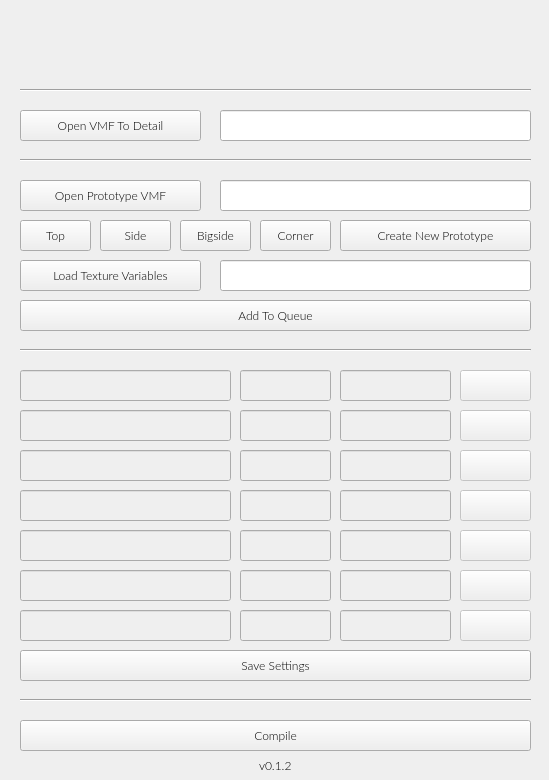
Before: the Qt Designer form gui.ui in Gerb-24/Element-Detailer, drawn with Qt 5.
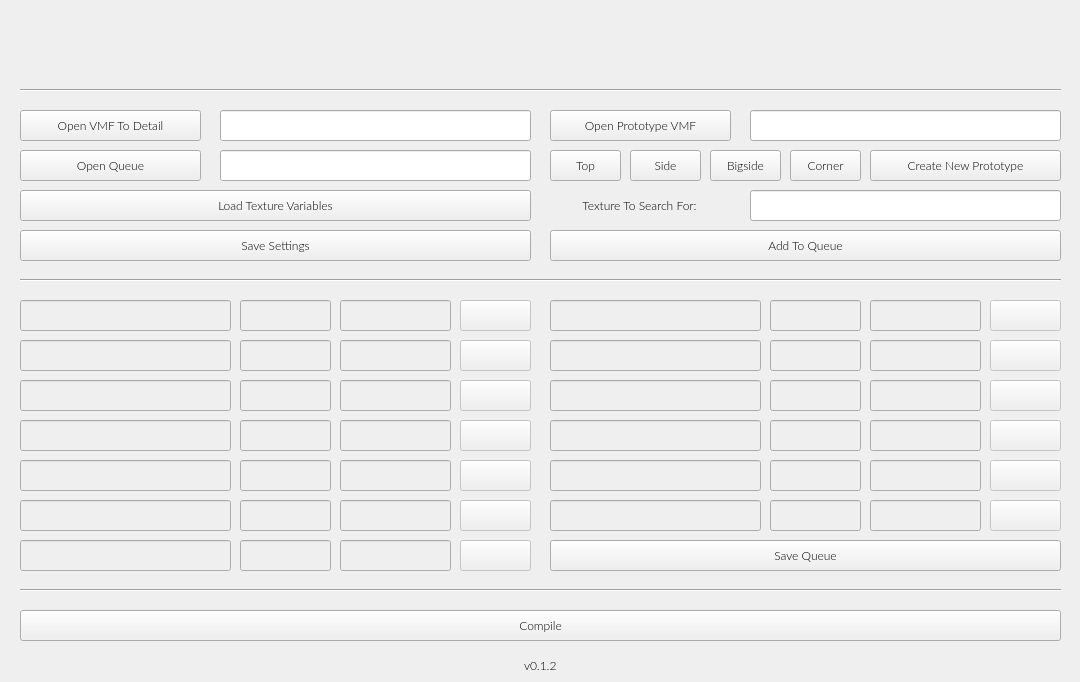
After: the same form once the commit is applied. Icons and pictures are not drawn.

The edit to the form file:
```diff
--- a/gui.ui
+++ b/gui.ui
@@ -6,8 +6,8 @@
    <rect>
     <x>0</x>
     <y>0</y>
-    <width>549</width>
-    <height>780</height>
+    <width>1080</width>
+    <height>682</height>
    </rect>
   </property>
   <property name="font">
@@ -71,8 +71,8 @@
   <widget class="QPushButton" name="addBtn">
    <property name="geometry">
     <rect>
-     <x>20</x>
-     <y>300</y>
+     <x>550</x>
+     <y>230</y>
      <width>511</width>
      <height>31</height>
     </rect>
@@ -93,7 +93,7 @@
     <rect>
      <x>20</x>
      <y>80</y>
-     <width>511</width>
+     <width>1041</width>
      <height>21</height>
     </rect>
    </property>
@@ -112,7 +112,7 @@
     <rect>
      <x>0</x>
      <y>20</y>
-     <width>551</width>
+     <width>1081</width>
      <height>62</height>
     </rect>
    </property>
@@ -167,8 +167,8 @@
   <widget class="QPushButton" name="prototypeBtn">
    <property name="geometry">
     <rect>
-     <x>20</x>
-     <y>180</y>
+     <x>550</x>
+     <y>110</y>
      <width>181</width>
      <height>31</height>
     </rect>
@@ -186,8 +186,8 @@
   <widget class="QLineEdit" name="prototypeLe">
    <property name="geometry">
     <rect>
-     <x>220</x>
-     <y>180</y>
+     <x>750</x>
+     <y>110</y>
      <width>311</width>
      <height>31</height>
     </rect>
@@ -208,8 +208,8 @@
   <widget class="QLineEdit" name="textureLe">
    <property name="geometry">
     <rect>
-     <x>220</x>
-     <y>260</y>
+     <x>750</x>
+     <y>190</y>
      <width>311</width>
      <height>31</height>
     </rect>
@@ -227,8 +227,8 @@
   <widget class="QPushButton" name="topBtn">
    <property name="geometry">
     <rect>
-     <x>20</x>
-     <y>220</y>
+     <x>550</x>
+     <y>150</y>
      <width>71</width>
      <height>31</height>
     </rect>
@@ -246,8 +246,8 @@
   <widget class="QPushButton" name="sideBtn">
    <property name="geometry">
     <rect>
-     <x>100</x>
-     <y>220</y>
+     <x>630</x>
+     <y>150</y>
      <width>71</width>
      <height>31</height>
     </rect>
@@ -262,31 +262,12 @@
     <string>Side</string>
    </property>
   </widget>
-  <widget class="Line" name="line_3">
-   <property name="geometry">
-    <rect>
-     <x>20</x>
-     <y>150</y>
-     <width>511</width>
-     <height>21</height>
-    </rect>
-   </property>
-   <property name="font">
-    <font>
-     <family>Lato Light</family>
-     <pointsize>9</pointsize>
-    </font>
-   </property>
-   <property name="orientation">
-    <enum>Qt::Horizontal</enum>
-   </property>
-  </widget>
   <widget class="Line" name="line_5">
    <property name="geometry">
     <rect>
      <x>20</x>
-     <y>340</y>
-     <width>511</width>
+     <y>270</y>
+     <width>1041</width>
      <height>21</height>
     </rect>
    </property>
@@ -304,8 +285,8 @@
    <property name="geometry">
     <rect>
      <x>20</x>
-     <y>690</y>
-     <width>511</width>
+     <y>580</y>
+     <width>1041</width>
      <height>21</height>
     </rect>
    </property>
@@ -323,8 +304,8 @@
    <property name="geometry">
     <rect>
      <x>20</x>
-     <y>720</y>
-     <width>511</width>
+     <y>610</y>
+     <width>1041</width>
      <height>31</height>
     </rect>
    </property>
@@ -343,8 +324,8 @@
    <property name="geometry">
     <rect>
      <x>0</x>
-     <y>750</y>
-     <width>551</width>
+     <y>650</y>
+     <width>1081</width>
      <height>31</height>
     </rect>
    </property>
@@ -390,8 +371,8 @@
    </property>
    <property name="geometry">
     <rect>
-     <x>180</x>
-     <y>220</y>
+     <x>710</x>
+     <y>150</y>
      <width>71</width>
      <height>31</height>
     </rect>
@@ -412,8 +393,8 @@
    </property>
    <property name="geometry">
     <rect>
-     <x>260</x>
-     <y>220</y>
+     <x>790</x>
+     <y>150</y>
      <width>71</width>
      <height>31</height>
     </rect>
@@ -431,8 +412,8 @@
   <widget class="QPushButton" name="newPrototypeBtn">
    <property name="geometry">
     <rect>
-     <x>340</x>
-     <y>220</y>
+     <x>870</x>
+     <y>150</y>
      <width>191</width>
      <height>31</height>
     </rect>
@@ -451,8 +432,8 @@
    <property name="geometry">
     <rect>
      <x>20</x>
-     <y>260</y>
-     <width>181</width>
+     <y>190</y>
+     <width>511</width>
      <height>31</height>
     </rect>
    </property>
@@ -473,7 +454,7 @@
    <property name="geometry">
     <rect>
      <x>460</x>
-     <y>370</y>
+     <y>300</y>
      <width>71</width>
      <height>31</height>
     </rect>
@@ -496,7 +477,7 @@
    <property name="geometry">
     <rect>
      <x>20</x>
-     <y>370</y>
+     <y>300</y>
      <width>211</width>
      <height>31</height>
     </rect>
@@ -521,7 +502,7 @@
    <property name="geometry">
     <rect>
      <x>340</x>
-     <y>370</y>
+     <y>300</y>
      <width>111</width>
      <height>31</height>
     </rect>
@@ -546,7 +527,7 @@
    <property name="geometry">
     <rect>
      <x>20</x>
-     <y>410</y>
+     <y>340</y>
      <width>211</width>
      <height>31</height>
     </rect>
@@ -571,7 +552,7 @@
    <property name="geometry">
     <rect>
      <x>340</x>
-     <y>410</y>
+     <y>340</y>
      <width>111</width>
      <height>31</height>
     </rect>
@@ -596,7 +577,7 @@
    <property name="geometry">
     <rect>
      <x>460</x>
-     <y>410</y>
+     <y>340</y>
      <width>71</width>
      <height>31</height>
     </rect>
@@ -619,7 +600,7 @@
    <property name="geometry">
     <rect>
      <x>460</x>
-     <y>450</y>
+     <y>380</y>
      <width>71</width>
      <height>31</height>
     </rect>
@@ -642,7 +623,7 @@
    <property name="geometry">
     <rect>
      <x>20</x>
-     <y>450</y>
+     <y>380</y>
      <width>211</width>
      <height>31</height>
     </rect>
@@ -667,7 +648,7 @@
    <property name="geometry">
     <rect>
      <x>340</x>
-     <y>450</y>
+     <y>380</y>
      <width>111</width>
      <height>31</height>
     </rect>
@@ -692,7 +673,7 @@
    <property name="geometry">
     <rect>
      <x>20</x>
-     <y>490</y>
+     <y>420</y>
      <width>211</width>
      <height>31</height>
     </rect>
@@ -717,7 +698,7 @@
    <property name="geometry">
     <rect>
      <x>340</x>
-     <y>490</y>
+     <y>420</y>
      <width>111</width>
      <height>31</height>
     </rect>
@@ -742,7 +723,7 @@
    <property name="geometry">
     <rect>
      <x>460</x>
-     <y>490</y>
+     <y>420</y>
      <width>71</width>
      <height>31</height>
     </rect>
@@ -765,7 +746,7 @@
    <property name="geometry">
     <rect>
      <x>340</x>
-     <y>530</y>
+     <y>460</y>
      <width>111</width>
      <height>31</height>
     </rect>
@@ -790,7 +771,7 @@
    <property name="geometry">
     <rect>
      <x>20</x>
-     <y>530</y>
+     <y>460</y>
      <width>211</width>
      <height>31</height>
     </rect>
@@ -815,7 +796,7 @@
    <property name="geometry">
     <rect>
      <x>460</x>
-     <y>530</y>
+     <y>460</y>
      <width>71</width>
      <height>31</height>
     </rect>
@@ -838,7 +819,7 @@
    <property name="geometry">
     <rect>
      <x>20</x>
-     <y>570</y>
+     <y>500</y>
      <width>211</width>
      <height>31</height>
     </rect>
@@ -863,7 +844,7 @@
    <property name="geometry">
     <rect>
      <x>460</x>
-     <y>570</y>
+     <y>500</y>
      <width>71</width>
      <height>31</height>
     </rect>
@@ -886,7 +867,7 @@
    <property name="geometry">
     <rect>
      <x>340</x>
-     <y>570</y>
+     <y>500</y>
      <width>111</width>
      <height>31</height>
     </rect>
@@ -911,7 +892,7 @@
    <property name="geometry">
     <rect>
      <x>340</x>
-     <y>610</y>
+     <y>540</y>
      <width>111</width>
      <height>31</height>
     </rect>
@@ -936,7 +917,7 @@
    <property name="geometry">
     <rect>
      <x>460</x>
-     <y>610</y>
+     <y>540</y>
      <width>71</width>
      <height>31</height>
     </rect>
@@ -959,7 +940,7 @@
    <property name="geometry">
     <rect>
      <x>20</x>
-     <y>610</y>
+     <y>540</y>
      <width>211</width>
      <height>31</height>
     </rect>
@@ -984,7 +965,7 @@
    <property name="geometry">
     <rect>
      <x>240</x>
-     <y>370</y>
+     <y>300</y>
      <width>91</width>
      <height>31</height>
     </rect>
@@ -1009,7 +990,7 @@
    <property name="geometry">
     <rect>
      <x>240</x>
-     <y>410</y>
+     <y>340</y>
      <width>91</width>
      <height>31</height>
     </rect>
@@ -1034,7 +1015,7 @@
    <property name="geometry">
     <rect>
      <x>240</x>
-     <y>450</y>
+     <y>380</y>
      <width>91</width>
      <height>31</height>
     </rect>
@@ -1059,7 +1040,7 @@
    <property name="geometry">
     <rect>
      <x>240</x>
-     <y>490</y>
+     <y>420</y>
      <width>91</width>
      <height>31</height>
     </rect>
@@ -1084,7 +1065,7 @@
    <property name="geometry">
     <rect>
      <x>240</x>
-     <y>530</y>
+     <y>460</y>
      <width>91</width>
      <height>31</height>
     </rect>
@@ -1109,7 +1090,7 @@
    <property name="geometry">
     <rect>
      <x>240</x>
-     <y>570</y>
+     <y>500</y>
      <width>91</width>
      <height>31</height>
     </rect>
@@ -1134,7 +1115,7 @@
    <property name="geometry">
     <rect>
      <x>240</x>
-     <y>610</y>
+     <y>540</y>
      <width>91</width>
      <height>31</height>
     </rect>
@@ -1152,11 +1133,694 @@
     <bool>true</bool>
    </property>
   </widget>
+  <widget class="QPushButton" name="queueBtn">
+   <property name="geometry">
+    <rect>
+     <x>550</x>
+     <y>540</y>
+     <width>511</width>
+     <height>31</height>
+    </rect>
+   </property>
+   <property name="font">
+    <font>
+     <family>Lato Light</family>
+     <pointsize>9</pointsize>
+     <kerning>true</kerning>
+    </font>
+   </property>
+   <property name="text">
+    <string>Save Queue</string>
+   </property>
+  </widget>
+  <widget class="QLineEdit" name="methodLe_8">
+   <property name="enabled">
+    <bool>false</bool>
+   </property>
+   <property name="geometry">
+    <rect>
+     <x>770</x>
+     <y>300</y>
+     <width>91</width>
+     <height>31</height>
+    </rect>
+   </property>
+   <property name="font">
+    <font>
+     <family>Lato Light</family>
+     <pointsize>9</pointsize>
+    </font>
+   </property>
+   <property name="alignment">
+    <set>Qt::AlignCenter</set>
+   </property>
+   <property name="readOnly">
+    <bool>true</bool>
+   </property>
+  </widget>
+  <widget class="QLineEdit" name="prototypeLe_8">
+   <property name="enabled">
+    <bool>false</bool>
+   </property>
+   <property name="geometry">
+    <rect>
+     <x>550</x>
+     <y>300</y>
+     <width>211</width>
+     <height>31</height>
+    </rect>
+   </property>
+   <property name="font">
+    <font>
+     <family>Lato Light</family>
+     <pointsize>9</pointsize>
+    </font>
+   </property>
+   <property name="alignment">
+    <set>Qt::AlignCenter</set>
+   </property>
+   <property name="readOnly">
+    <bool>true</bool>
+   </property>
+  </widget>
+  <widget class="QLineEdit" name="textureLe_8">
+   <property name="enabled">
+    <bool>false</bool>
+   </property>
+   <property name="geometry">
+    <rect>
+     <x>870</x>
+     <y>300</y>
+     <width>111</width>
+     <height>31</height>
+    </rect>
+   </property>
+   <property name="font">
+    <font>
+     <family>Lato Light</family>
+     <pointsize>9</pointsize>
+    </font>
+   </property>
+   <property name="alignment">
+    <set>Qt::AlignCenter</set>
+   </property>
+   <property name="readOnly">
+    <bool>true</bool>
+   </property>
+  </widget>
+  <widget class="QPushButton" name="removeBtn_8">
+   <property name="enabled">
+    <bool>false</bool>
+   </property>
+   <property name="geometry">
+    <rect>
+     <x>990</x>
+     <y>300</y>
+     <width>71</width>
+     <height>31</height>
+    </rect>
+   </property>
+   <property name="font">
+    <font>
+     <family>Lato Light</family>
+     <pointsize>9</pointsize>
+     <kerning>true</kerning>
+    </font>
+   </property>
+   <property name="text">
+    <string/>
+   </property>
+  </widget>
+  <widget class="QPushButton" name="removeBtn_9">
+   <property name="enabled">
+    <bool>false</bool>
+   </property>
+   <property name="geometry">
+    <rect>
+     <x>990</x>
+     <y>340</y>
+     <width>71</width>
+     <height>31</height>
+    </rect>
+   </property>
+   <property name="font">
+    <font>
+     <family>Lato Light</family>
+     <pointsize>9</pointsize>
+     <kerning>true</kerning>
+    </font>
+   </property>
+   <property name="text">
+    <string/>
+   </property>
+  </widget>
+  <widget class="QLineEdit" name="methodLe_9">
+   <property name="enabled">
+    <bool>false</bool>
+   </property>
+   <property name="geometry">
+    <rect>
+     <x>770</x>
+     <y>340</y>
+     <width>91</width>
+     <height>31</height>
+    </rect>
+   </property>
+   <property name="font">
+    <font>
+     <family>Lato Light</family>
+     <pointsize>9</pointsize>
+    </font>
+   </property>
+   <property name="alignment">
+    <set>Qt::AlignCenter</set>
+   </property>
+   <property name="readOnly">
+    <bool>true</bool>
+   </property>
+  </widget>
+  <widget class="QLineEdit" name="prototypeLe_9">
+   <property name="enabled">
+    <bool>false</bool>
+   </property>
+   <property name="geometry">
+    <rect>
+     <x>550</x>
+     <y>340</y>
+     <width>211</width>
+     <height>31</height>
+    </rect>
+   </property>
+   <property name="font">
+    <font>
+     <family>Lato Light</family>
+     <pointsize>9</pointsize>
+    </font>
+   </property>
+   <property name="alignment">
+    <set>Qt::AlignCenter</set>
+   </property>
+   <property name="readOnly">
+    <bool>true</bool>
+   </property>
+  </widget>
+  <widget class="QLineEdit" name="textureLe_9">
+   <property name="enabled">
+    <bool>false</bool>
+   </property>
+   <property name="geometry">
+    <rect>
+     <x>870</x>
+     <y>340</y>
+     <width>111</width>
+     <height>31</height>
+    </rect>
+   </property>
+   <property name="font">
+    <font>
+     <family>Lato Light</family>
+     <pointsize>9</pointsize>
+    </font>
+   </property>
+   <property name="alignment">
+    <set>Qt::AlignCenter</set>
+   </property>
+   <property name="readOnly">
+    <bool>true</bool>
+   </property>
+  </widget>
+  <widget class="QLineEdit" name="textureLe_10">
+   <property name="enabled">
+    <bool>false</bool>
+   </property>
+   <property name="geometry">
+    <rect>
+     <x>870</x>
+     <y>380</y>
+     <width>111</width>
+     <height>31</height>
+    </rect>
+   </property>
+   <property name="font">
+    <font>
+     <family>Lato Light</family>
+     <pointsize>9</pointsize>
+    </font>
+   </property>
+   <property name="alignment">
+    <set>Qt::AlignCenter</set>
+   </property>
+   <property name="readOnly">
+    <bool>true</bool>
+   </property>
+  </widget>
+  <widget class="QLineEdit" name="methodLe_10">
+   <property name="enabled">
+    <bool>false</bool>
+   </property>
+   <property name="geometry">
+    <rect>
+     <x>770</x>
+     <y>380</y>
+     <width>91</width>
+     <height>31</height>
+    </rect>
+   </property>
+   <property name="font">
+    <font>
+     <family>Lato Light</family>
+     <pointsize>9</pointsize>
+    </font>
+   </property>
+   <property name="alignment">
+    <set>Qt::AlignCenter</set>
+   </property>
+   <property name="readOnly">
+    <bool>true</bool>
+   </property>
+  </widget>
+  <widget class="QPushButton" name="removeBtn_10">
+   <property name="enabled">
+    <bool>false</bool>
+   </property>
+   <property name="geometry">
+    <rect>
+     <x>990</x>
+     <y>380</y>
+     <width>71</width>
+     <height>31</height>
+    </rect>
+   </property>
+   <property name="font">
+    <font>
+     <family>Lato Light</family>
+     <pointsize>9</pointsize>
+     <kerning>true</kerning>
+    </font>
+   </property>
+   <property name="text">
+    <string/>
+   </property>
+  </widget>
+  <widget class="QLineEdit" name="prototypeLe_10">
+   <property name="enabled">
+    <bool>false</bool>
+   </property>
+   <property name="geometry">
+    <rect>
+     <x>550</x>
+     <y>380</y>
+     <width>211</width>
+     <height>31</height>
+    </rect>
+   </property>
+   <property name="font">
+    <font>
+     <family>Lato Light</family>
+     <pointsize>9</pointsize>
+    </font>
+   </property>
+   <property name="alignment">
+    <set>Qt::AlignCenter</set>
+   </property>
+   <property name="readOnly">
+    <bool>true</bool>
+   </property>
+  </widget>
+  <widget class="QLineEdit" name="prototypeLe_11">
+   <property name="enabled">
+    <bool>false</bool>
+   </property>
+   <property name="geometry">
+    <rect>
+     <x>550</x>
+     <y>420</y>
+     <width>211</width>
+     <height>31</height>
+    </rect>
+   </property>
+   <property name="font">
+    <font>
+     <family>Lato Light</family>
+     <pointsize>9</pointsize>
+    </font>
+   </property>
+   <property name="alignment">
+    <set>Qt::AlignCenter</set>
+   </property>
+   <property name="readOnly">
+    <bool>true</bool>
+   </property>
+  </widget>
+  <widget class="QLineEdit" name="methodLe_11">
+   <property name="enabled">
+    <bool>false</bool>
+   </property>
+   <property name="geometry">
+    <rect>
+     <x>770</x>
+     <y>420</y>
+     <width>91</width>
+     <height>31</height>
+    </rect>
+   </property>
+   <property name="font">
+    <font>
+     <family>Lato Light</family>
+     <pointsize>9</pointsize>
+    </font>
+   </property>
+   <property name="alignment">
+    <set>Qt::AlignCenter</set>
+   </property>
+   <property name="readOnly">
+    <bool>true</bool>
+   </property>
+  </widget>
+  <widget class="QPushButton" name="removeBtn_11">
+   <property name="enabled">
+    <bool>false</bool>
+   </property>
+   <property name="geometry">
+    <rect>
+     <x>990</x>
+     <y>420</y>
+     <width>71</width>
+     <height>31</height>
+    </rect>
+   </property>
+   <property name="font">
+    <font>
+     <family>Lato Light</family>
+     <pointsize>9</pointsize>
+     <kerning>true</kerning>
+    </font>
+   </property>
+   <property name="text">
+    <string/>
+   </property>
+  </widget>
+  <widget class="QLineEdit" name="textureLe_11">
+   <property name="enabled">
+    <bool>false</bool>
+   </property>
+   <property name="geometry">
+    <rect>
+     <x>870</x>
+     <y>420</y>
+     <width>111</width>
+     <height>31</height>
+    </rect>
+   </property>
+   <property name="font">
+    <font>
+     <family>Lato Light</family>
+     <pointsize>9</pointsize>
+    </font>
+   </property>
+   <property name="alignment">
+    <set>Qt::AlignCenter</set>
+   </property>
+   <property name="readOnly">
+    <bool>true</bool>
+   </property>
+  </widget>
+  <widget class="QLineEdit" name="textureLe_12">
+   <property name="enabled">
+    <bool>false</bool>
+   </property>
+   <property name="geometry">
+    <rect>
+     <x>870</x>
+     <y>460</y>
+     <width>111</width>
+     <height>31</height>
+    </rect>
+   </property>
+   <property name="font">
+    <font>
+     <family>Lato Light</family>
+     <pointsize>9</pointsize>
+    </font>
+   </property>
+   <property name="alignment">
+    <set>Qt::AlignCenter</set>
+   </property>
+   <property name="readOnly">
+    <bool>true</bool>
+   </property>
+  </widget>
+  <widget class="QLineEdit" name="methodLe_12">
+   <property name="enabled">
+    <bool>false</bool>
+   </property>
+   <property name="geometry">
+    <rect>
+     <x>770</x>
+     <y>460</y>
+     <width>91</width>
+     <height>31</height>
+    </rect>
+   </property>
+   <property name="font">
+    <font>
+     <family>Lato Light</family>
+     <pointsize>9</pointsize>
+    </font>
+   </property>
+   <property name="alignment">
+    <set>Qt::AlignCenter</set>
+   </property>
+   <property name="readOnly">
+    <bool>true</bool>
+   </property>
+  </widget>
+  <widget class="QLineEdit" name="prototypeLe_12">
+   <property name="enabled">
+    <bool>false</bool>
+   </property>
+   <property name="geometry">
+    <rect>
+     <x>550</x>
+     <y>460</y>
+     <width>211</width>
+     <height>31</height>
+    </rect>
+   </property>
+   <property name="font">
+    <font>
+     <family>Lato Light</family>
+     <pointsize>9</pointsize>
+    </font>
+   </property>
+   <property name="alignment">
+    <set>Qt::AlignCenter</set>
+   </property>
+   <property name="readOnly">
+    <bool>true</bool>
+   </property>
+  </widget>
+  <widget class="QPushButton" name="removeBtn_12">
+   <property name="enabled">
+    <bool>false</bool>
+   </property>
+   <property name="geometry">
+    <rect>
+     <x>990</x>
+     <y>460</y>
+     <width>71</width>
+     <height>31</height>
+    </rect>
+   </property>
+   <property name="font">
+    <font>
+     <family>Lato Light</family>
+     <pointsize>9</pointsize>
+     <kerning>true</kerning>
+    </font>
+   </property>
+   <property name="text">
+    <string/>
+   </property>
+  </widget>
+  <widget class="QPushButton" name="removeBtn_13">
+   <property name="enabled">
+    <bool>false</bool>
+   </property>
+   <property name="geometry">
+    <rect>
+     <x>990</x>
+     <y>500</y>
+     <width>71</width>
+     <height>31</height>
+    </rect>
+   </property>
+   <property name="font">
+    <font>
+     <family>Lato Light</family>
+     <pointsize>9</pointsize>
+     <kerning>true</kerning>
+    </font>
+   </property>
+   <property name="text">
+    <string/>
+   </property>
+  </widget>
+  <widget class="QLineEdit" name="methodLe_13">
+   <property name="enabled">
+    <bool>false</bool>
+   </property>
+   <property name="geometry">
+    <rect>
+     <x>770</x>
+     <y>500</y>
+     <width>91</width>
+     <height>31</height>
+    </rect>
+   </property>
+   <property name="font">
+    <font>
+     <family>Lato Light</family>
+     <pointsize>9</pointsize>
+    </font>
+   </property>
+   <property name="alignment">
+    <set>Qt::AlignCenter</set>
+   </property>
+   <property name="readOnly">
+    <bool>true</bool>
+   </property>
+  </widget>
+  <widget class="QLineEdit" name="prototypeLe_13">
+   <property name="enabled">
+    <bool>false</bool>
+   </property>
+   <property name="geometry">
+    <rect>
+     <x>550</x>
+     <y>500</y>
+     <width>211</width>
+     <height>31</height>
+    </rect>
+   </property>
+   <property name="font">
+    <font>
+     <family>Lato Light</family>
+     <pointsize>9</pointsize>
+    </font>
+   </property>
+   <property name="alignment">
+    <set>Qt::AlignCenter</set>
+   </property>
+   <property name="readOnly">
+    <bool>true</bool>
+   </property>
+  </widget>
+  <widget class="QLineEdit" name="textureLe_13">
+   <property name="enabled">
+    <bool>false</bool>
+   </property>
+   <property name="geometry">
+    <rect>
+     <x>870</x>
+     <y>500</y>
+     <width>111</width>
+     <height>31</height>
+    </rect>
+   </property>
+   <property name="font">
+    <font>
+     <family>Lato Light</family>
+     <pointsize>9</pointsize>
+    </font>
+   </property>
+   <property name="alignment">
+    <set>Qt::AlignCenter</set>
+   </property>
+   <property name="readOnly">
+    <bool>true</bool>
+   </property>
+  </widget>
+  <widget class="QPushButton" name="edPathBtn">
+   <property name="geometry">
+    <rect>
+     <x>20</x>
+     <y>150</y>
+     <width>181</width>
+     <height>31</height>
+    </rect>
+   </property>
+   <property name="font">
+    <font>
+     <family>Lato Light</family>
+     <pointsize>9</pointsize>
+    </font>
+   </property>
+   <property name="text">
+    <string>Open Queue</string>
+   </property>
+  </widget>
+  <widget class="QLineEdit" name="edPathLe">
+   <property name="enabled">
+    <bool>true</bool>
+   </property>
+   <property name="geometry">
+    <rect>
+     <x>220</x>
+     <y>150</y>
+     <width>311</width>
+     <height>31</height>
+    </rect>
+   </property>
+   <property name="font">
+    <font>
+     <family>Lato Light</family>
+     <pointsize>9</pointsize>
+    </font>
+   </property>
+   <property name="echoMode">
+    <enum>QLineEdit::Normal</enum>
+   </property>
+   <property name="alignment">
+    <set>Qt::AlignCenter</set>
+   </property>
+   <property name="readOnly">
+    <bool>true</bool>
+   </property>
+   <property name="clearButtonEnabled">
+    <bool>false</bool>
+   </property>
+  </widget>
+  <widget class="QLabel" name="label_3">
+   <property name="geometry">
+    <rect>
+     <x>554</x>
+     <y>195</y>
+     <width>171</width>
+     <height>21</height>
+    </rect>
+   </property>
+   <property name="font">
+    <font>
+     <family>Lato Light</family>
+     <pointsize>9</pointsize>
+    </font>
+   </property>
+   <property name="layoutDirection">
+    <enum>Qt::LeftToRight</enum>
+   </property>
+   <property name="text">
+    <string>Texture To Search For:</string>
+   </property>
+   <property name="alignment">
+    <set>Qt::AlignCenter</set>
+   </property>
+  </widget>
   <widget class="QPushButton" name="settingsBtn">
    <property name="geometry">
     <rect>
      <x>20</x>
-     <y>650</y>
+     <y>230</y>
      <width>511</width>
      <height>31</height>
     </rect>
@@ -1165,7 +1829,6 @@
     <font>
      <family>Lato Light</family>
      <pointsize>9</pointsize>
-     <kerning>true</kerning>
     </font>
    </property>
    <property name="text">
```
